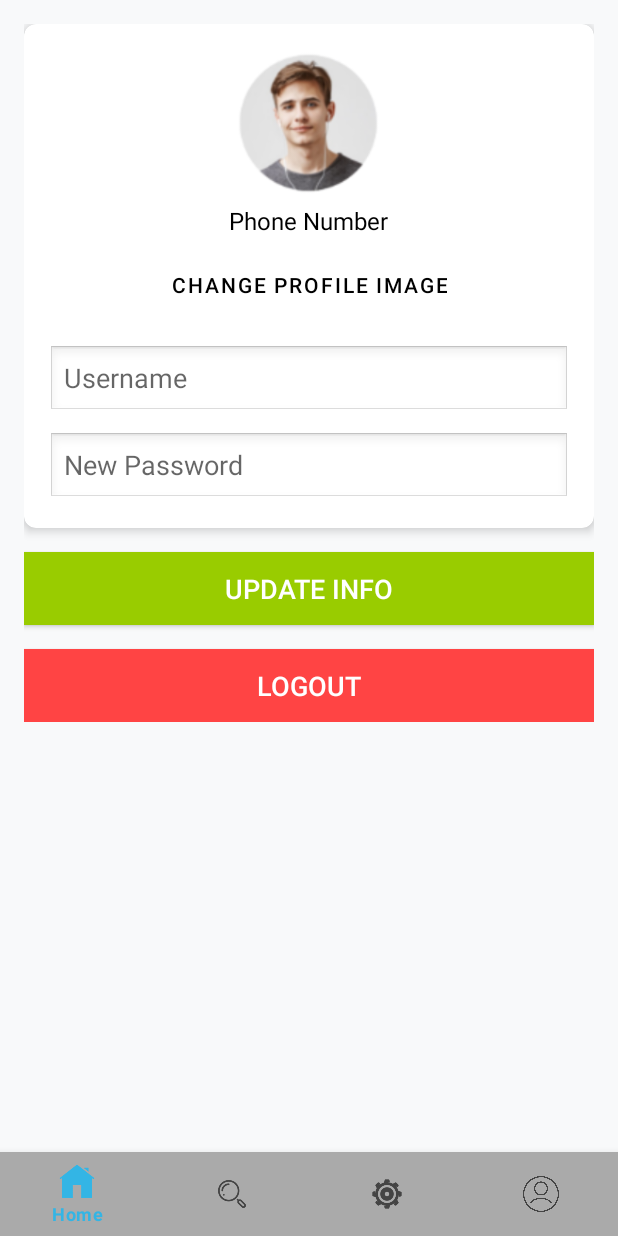
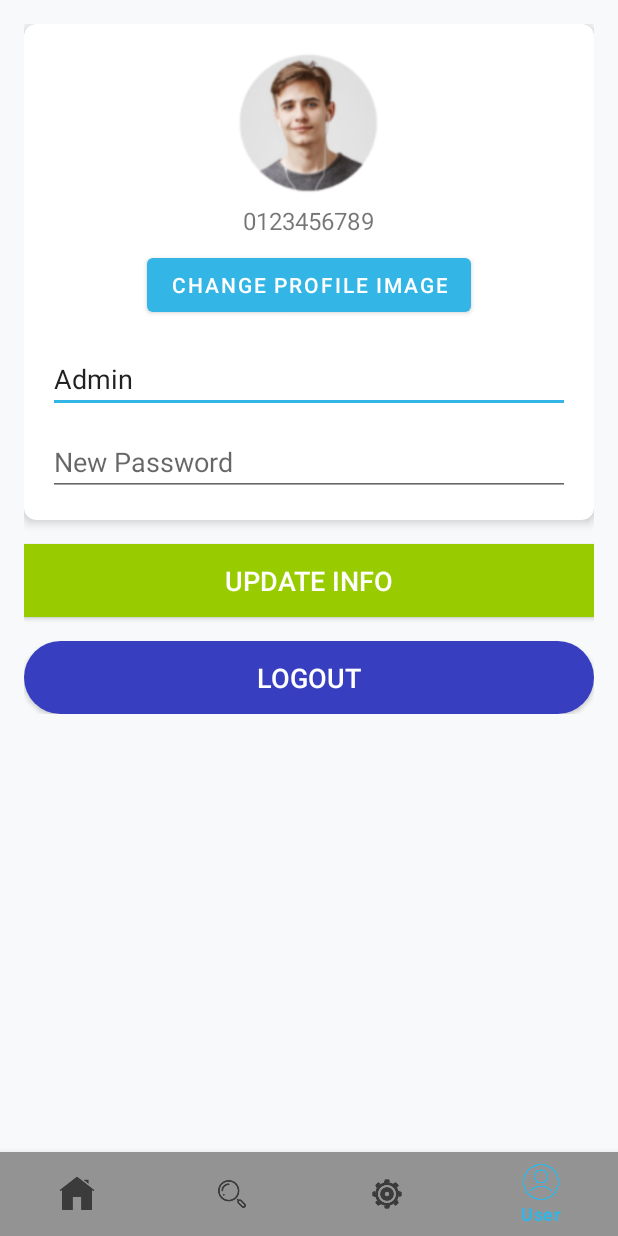
Before and after one commit to Buituansonzx/prm392, an Android app: the UserActivity screen opened directly, with no data from a screen before it, on a phone screen of 412 x 824 dp. Run offline under Robolectric (Android 15) with nearby library versions, the phone set to English and light mode, and no system bars; 1 statement that could not run was skipped.

Commit message:
Revert "user profle, setting"

```diff
--- a/app/src/main/java/com/example/musicapp/UserActivity.java
+++ b/app/src/main/java/com/example/musicapp/UserActivity.java
@@ -6,7 +6,6 @@ import android.graphics.BitmapFactory;
 import android.net.Uri;
 import android.os.Bundle;
 import android.provider.MediaStore;
-import android.util.Log;
 import android.view.View;
 import android.widget.Button;
 import android.widget.EditText;
@@ -17,7 +16,7 @@ import android.widget.Toast;
 import androidx.appcompat.app.AppCompatActivity;
 
 import com.google.android.material.bottomnavigation.BottomNavigationView;
-import com.example.musicapp.controller.Home;
+import com.example.musicapp.controller.Home; // Đảm bảo Home nằm trong gói này
 import com.example.musicapp.model.User;
 
 import java.io.ByteArrayOutputStream;
@@ -50,31 +49,30 @@ public class UserActivity extends AppCompatActivity {
         // Khởi tạo DBHelper
         dbHelper = new DBHelper(this);
 
+        // Tải thông tin người dùng
+        loadUserData();
+
         // Nhận userId từ Intent
-        userId = getIntent().getIntExtra("USER_ID", -1);
+        userId = getIntent().getIntExtra("USER_ID", -1); // Nhận userId
         if (userId == -1) {
             Toast.makeText(this, "Invalid user ID", Toast.LENGTH_SHORT).show();
             finish(); // Kết thúc activity nếu không có userId hợp lệ
-            return;
         }
-
-        // Tải thông tin người dùng
-        loadUserData();
 
         // Thiết lập BottomNavigationView
         BottomNavigationView bottomNavigationView = findViewById(R.id.bottom_navigation);
         bottomNavigationView.setSelectedItemId(R.id.nav_user);
         bottomNavigationView.setOnNavigationItemSelectedListener(item -> {
             Intent intent = null;
-            if (item.getItemId() == R.id.nav_user) {
+            if(item.getItemId() == R.id.nav_user){
                 return true;
-            } else if (item.getItemId() == R.id.nav_home) {
+            }else if(item.getItemId() == R.id.nav_home){
                 intent = new Intent(this, Home.class);
                 intent.putExtra("USER_ID", userId);
-            } else if (item.getItemId() == R.id.nav_setting) {
+            }else if(item.getItemId() == R.id.nav_setting){
                 intent = new Intent(this, SettingActivity.class);
                 intent.putExtra("USER_ID", userId);
-            } else if (item.getItemId() == R.id.nav_search) {
+            }else if(item.getItemId() == R.id.nav_search){
                 intent = new Intent(this, SearchActivity.class);
                 intent.putExtra("USER_ID", userId);
             }
@@ -96,24 +94,20 @@ public class UserActivity extends AppCompatActivity {
     }
 
     private void loadUserData() {
-        // Lấy thông tin người dùng từ DB dựa trên userId được truyền vào Intent
-        currentUser = dbHelper.getUserById(userId);
+        // Lấy thông tin người dùng từ DB (thay thế ID 1 bằng ID thực tế)
+        currentUser = dbHelper.getUserById(1); // Giả sử ID của người dùng là 1
 
         if (currentUser != null) {
             // Hiển thị thông tin người dùng
-            Log.d("UserActivity", "User data loaded successfully: " + currentUser.getUsername());
             editTextUsername.setText(currentUser.getUsername());
             textViewPhone.setText(currentUser.getPhoneNumber());
             if (currentUser.getImage() != null) {
                 // Chuyển đổi byte[] thành Bitmap và hiển thị
                 Bitmap bitmap = BitmapFactory.decodeByteArray(currentUser.getImage(), 0, currentUser.getImage().length);
                 imageViewProfile.setImageBitmap(bitmap);
-            } else {
-                Log.d("UserActivity", "No image data found for user.");
             }
         } else {
             Toast.makeText(this, "Không tìm thấy thông tin người dùng", Toast.LENGTH_SHORT).show();
-            Log.d("UserActivity", "User data not found for ID: " + userId);
         }
     }
 
@@ -136,10 +130,8 @@ public class UserActivity extends AppCompatActivity {
         boolean isUpdated = dbHelper.updateUser(currentUser);
         if (isUpdated) {
             Toast.makeText(this, "Cập nhật thông tin thành công", Toast.LENGTH_SHORT).show();
-            Log.d("UserActivity", "User information updated successfully.");
         } else {
             Toast.makeText(this, "Cập nhật thông tin không thành công", Toast.LENGTH_SHORT).show();
-            Log.d("UserActivity", "Failed to update user information.");
         }
     }
 
@@ -162,10 +154,8 @@ public class UserActivity extends AppCompatActivity {
                 bitmap.compress(Bitmap.CompressFormat.PNG, 100, stream);
                 byte[] imageBytes = stream.toByteArray();
                 currentUser.setImage(imageBytes); // Lưu trữ ảnh vào đối tượng User
-                Log.d("UserActivity", "Image selected and converted to byte array.");
             } catch (IOException e) {
                 e.printStackTrace();
-                Log.e("UserActivity", "Error converting image to byte array.", e);
             }
         }
     }
--- a/app/src/main/res/layout/activity_user.xml
+++ b/app/src/main/res/layout/activity_user.xml
@@ -25,7 +25,7 @@ app:layout_constraintBottom_toTopOf="@id/bottom_navigation">
                 android:layout_height="wrap_content"
                 android:layout_marginBottom="16dp"
                 app:cardElevation="4dp"
-    app:cardCornerRadius="8dp"> <!-- Original corner radius -->
+                app:cardCornerRadius="8dp">
 
                 <LinearLayout
                     android:layout_width="match_parent"
@@ -48,19 +48,15 @@ app:layout_constraintBottom_toTopOf="@id/bottom_navigation">
                         android:layout_height="wrap_content"
                         android:text="Phone Number"
                         android:textSize="16sp"
-            android:textColor="#000000"
                         android:layout_marginTop="4dp"
                         android:layout_gravity="center" />
-
                     <Button
                         android:id="@+id/buttonChangeImage"
                         android:layout_width="wrap_content"
                         android:layout_height="wrap_content"
                         android:text="Change Profile Image"
                         android:layout_gravity="center"
-            android:layout_marginTop="8dp"
-            android:textColor="#000000"
-        android:background="@android:color/transparent" /> <!-- Keep it simple -->
+                        android:layout_marginTop="8dp" /> <!-- Nút để thay đổi hình ảnh -->
 
                     <EditText
                         android:id="@+id/editTextUsername"
@@ -68,8 +64,8 @@ app:layout_constraintBottom_toTopOf="@id/bottom_navigation">
                         android:layout_height="wrap_content"
                         android:hint="Username"
                         android:textSize="18sp"
-            android:layout_marginTop="16dp"
-            android:background="@android:drawable/edit_text" /> <!-- Keep original background -->
+                        android:layout_marginTop="16dp" />
+
 
                     <EditText
                         android:id="@+id/editTextPassword"
@@ -78,8 +74,7 @@ app:layout_constraintBottom_toTopOf="@id/bottom_navigation">
                         android:hint="New Password"
                         android:textSize="18sp"
                         android:layout_marginTop="10dp"
-            android:inputType="textPassword"
-            android:background="@android:drawable/edit_text" /> <!-- Keep original background -->
+                        android:inputType="textPassword" /> <!-- Trường nhập mật khẩu -->
                 </LinearLayout>
             </androidx.cardview.widget.CardView>
 
@@ -100,9 +95,10 @@ app:layout_constraintBottom_toTopOf="@id/bottom_navigation">
                 android:layout_height="wrap_content"
                 android:text="Logout"
                 android:textSize="18sp"
-    android:background="@android:color/holo_red_light"
+                android:background="@drawable/btn_background_2"
                 android:textColor="#FFFFFF"
                 android:padding="12dp" />
+
         </LinearLayout>
     </ScrollView>
 
@@ -111,7 +107,8 @@ android:padding="12dp" />
         android:id="@+id/bottom_navigation"
         android:layout_width="match_parent"
         android:layout_height="wrap_content"
-android:background="@android:color/darker_gray"
+        android:background="@color/gray"
         app:layout_constraintBottom_toBottomOf="parent"
         app:menu="@menu/nav_menu" />
+
 </androidx.constraintlayout.widget.ConstraintLayout>
```
Also changed, not shown: app/src/main/java/com/example/musicapp/SettingActivity.java (+29 -29 lines), app/src/main/res/layout/activity_setting.xml (+9 -8 lines). Lines whose indentation alone changed are shown as unchanged.
